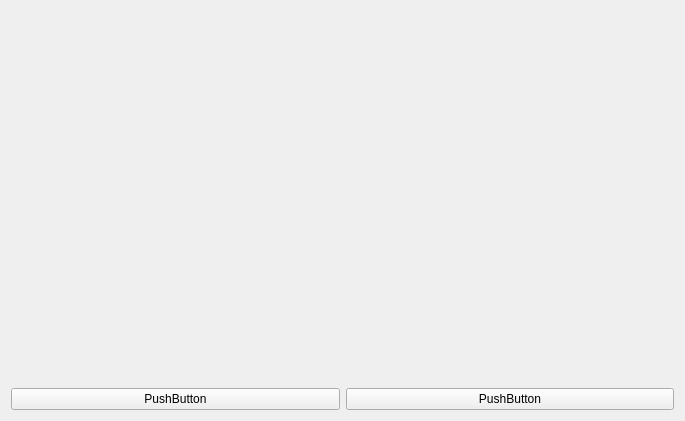
Omarmansour557/Histogram-Equalization, file src/ui/equalization.ui: the form before one commit.
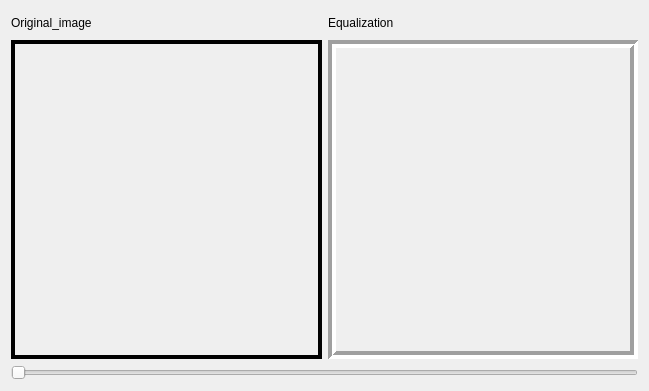
The form after the commit.

Diff of the .ui file:
```diff
--- a/src/ui/equalization.ui
+++ b/src/ui/equalization.ui
@@ -6,8 +6,8 @@
    <rect>
     <x>0</x>
     <y>0</y>
-    <width>685</width>
-    <height>421</height>
+    <width>649</width>
+    <height>391</height>
    </rect>
   </property>
   <property name="windowTitle">
@@ -17,56 +17,74 @@
    <item>
     <layout class="QVBoxLayout" name="verticalLayout_2">
      <item>
-      <layout class="QHBoxLayout" name="horizontalLayout_3">
-       <item>
-        <layout class="QHBoxLayout" name="horizontalLayout_5">
-         <item>
-          <spacer name="verticalSpacer">
-           <property name="orientation">
-            <enum>Qt::Vertical</enum>
-           </property>
-           <property name="sizeHint" stdset="0">
-            <size>
-             <width>20</width>
-             <height>40</height>
-            </size>
-           </property>
-          </spacer>
-         </item>
-        </layout>
+      <layout class="QGridLayout" name="gridLayout">
+       <item row="0" column="1">
+        <widget class="QLabel" name="label_4">
+         <property name="text">
+          <string>Equalization</string>
+         </property>
+        </widget>
        </item>
-       <item>
-        <layout class="QHBoxLayout" name="horizontalLayout_6">
-         <item>
-          <spacer name="verticalSpacer_2">
-           <property name="orientation">
-            <enum>Qt::Vertical</enum>
-           </property>
-           <property name="sizeHint" stdset="0">
-            <size>
-             <width>20</width>
-             <height>40</height>
-            </size>
-           </property>
-          </spacer>
-         </item>
-        </layout>
+       <item row="0" column="0">
+        <widget class="QLabel" name="label_3">
+         <property name="maximumSize">
+          <size>
+           <width>16777215</width>
+           <height>23</height>
+          </size>
+         </property>
+         <property name="text">
+          <string>Original_image</string>
+         </property>
+        </widget>
+       </item>
+       <item row="1" column="0">
+        <widget class="QLabel" name="image_view">
+         <property name="styleSheet">
+          <string notr="true">border-color: rgb(164, 0, 0);
+border-color: rgb(239, 41, 41);</string>
+         </property>
+         <property name="frameShape">
+          <enum>QFrame::Box</enum>
+         </property>
+         <property name="frameShadow">
+          <enum>QFrame::Plain</enum>
+         </property>
+         <property name="lineWidth">
+          <number>4</number>
+         </property>
+         <property name="text">
+          <string/>
+         </property>
+        </widget>
+       </item>
+       <item row="1" column="1">
+        <widget class="QLabel" name="label_2">
+         <property name="frameShape">
+          <enum>QFrame::Box</enum>
+         </property>
+         <property name="frameShadow">
+          <enum>QFrame::Sunken</enum>
+         </property>
+         <property name="lineWidth">
+          <number>4</number>
+         </property>
+         <property name="text">
+          <string/>
+         </property>
+        </widget>
        </item>
       </layout>
      </item>
      <item>
-      <layout class="QHBoxLayout" name="horizontalLayout_4">
+      <layout class="QVBoxLayout" name="verticalLayout_5">
        <item>
-        <widget class="QPushButton" name="pushButton">
-         <property name="text">
-          <string>PushButton</string>
+        <widget class="QSlider" name="horizontalSlider">
+         <property name="cursor">
+          <cursorShape>ClosedHandCursor</cursorShape>
          </property>
-        </widget>
-       </item>
-       <item>
-        <widget class="QPushButton" name="pushButton_2">
-         <property name="text">
-          <string>PushButton</string>
+         <property name="orientation">
+          <enum>Qt::Horizontal</enum>
          </property>
         </widget>
        </item>
```
Left out of the diff: 4 changed lines with no effect on the pictures.
